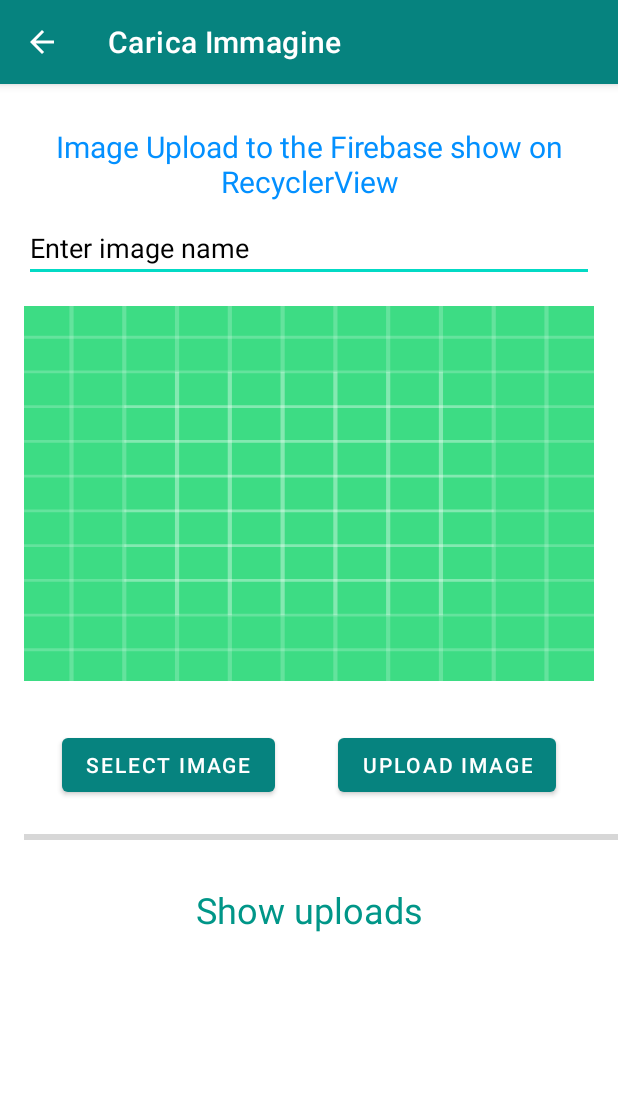
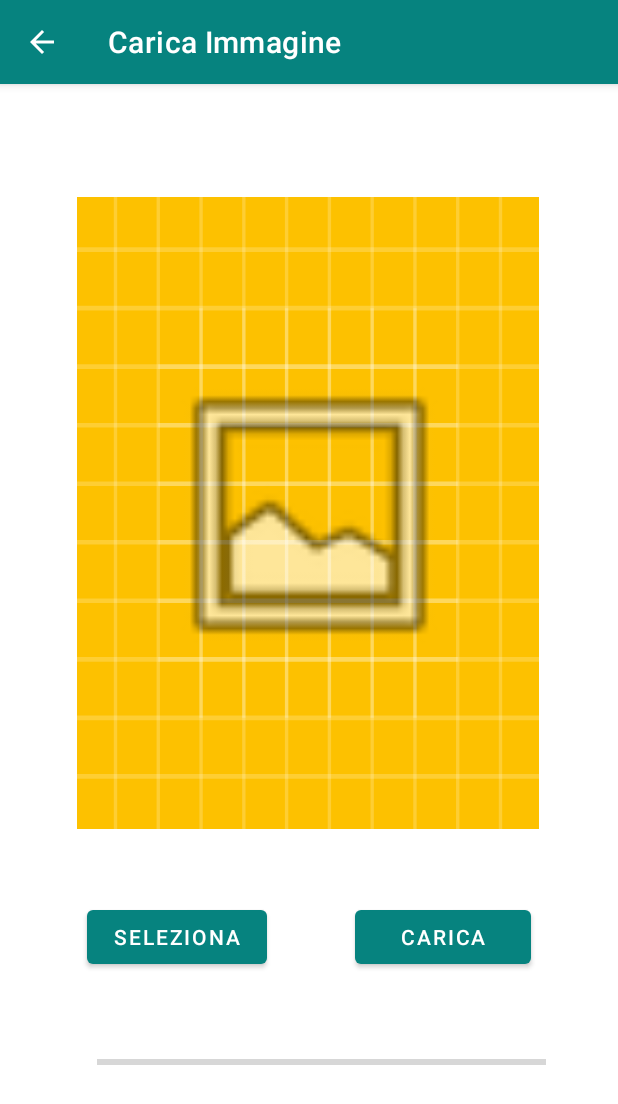
Before and after one commit to GiuseppeAllegretta/EcultureTool, an Android app: the UploadImageActivity screen opened directly, with no data from a screen before it, on a phone screen of 412 x 824 dp. Shown: the top 1104 px of the screen. Run offline under Robolectric (Android 15) with nearby library versions, the light colour scheme and no system bars; our stand-ins replace Firebase (no records; nobody signed in at launch, a user with empty details on screens opened directly); pictures from the network do not load.

Commit message:
Refactor layout UploadImageActivity

```diff
--- a/app/src/main/res/drawable-v24/ic_launcher_background.xml
+++ b/app/src/main/res/drawable-v24/ic_launcher_background.xml
@@ -5,7 +5,7 @@
     android:viewportWidth="108"
     xmlns:android="http://schemas.android.com/apk/res/android">
     <path
-        android:fillColor="#3DDC84"
+        android:fillColor="@color/gialloSecondario"
         android:pathData="M0,0h108v108h-108z" />
     <path
         android:fillColor="#00000000"
--- a/app/src/main/res/layout/activity_upload_image.xml
+++ b/app/src/main/res/layout/activity_upload_image.xml
@@ -6,40 +6,26 @@
     android:layout_height="match_parent"
     tools:context="com.example.eculturetool.activities.UploadImageActivity">
 
-    <TextView
-        android:id="@+id/textView"
-        android:layout_width="0dp"
-        android:layout_height="wrap_content"
-        android:layout_marginStart="16dp"
-        android:layout_marginTop="28dp"
-        android:layout_marginEnd="16dp"
-        android:gravity="center"
-        android:text="Image Upload to the Firebase show on RecyclerView"
-        android:textColor="#0390FF"
-        android:textSize="20sp"
-        app:layout_constraintEnd_toEndOf="parent"
-        app:layout_constraintStart_toStartOf="parent"
-        app:layout_constraintTop_toTopOf="parent" />
-
     <ImageView
         android:id="@+id/imageView"
-        android:layout_width="0dp"
-        android:layout_height="250dp"
+        android:layout_width="308dp"
+        android:layout_height="421dp"
         android:layout_marginStart="16dp"
-        android:layout_marginTop="16dp"
+        android:layout_marginTop="75dp"
         android:layout_marginEnd="16dp"
         android:scaleType="fitXY"
         app:layout_constraintEnd_toEndOf="parent"
+        app:layout_constraintHorizontal_bias="0.492"
         app:layout_constraintStart_toStartOf="parent"
-        app:layout_constraintTop_toBottomOf="@+id/imageName"
+        app:layout_constraintTop_toTopOf="parent"
         app:srcCompat="@drawable/ic_launcher_background" />
 
     <Button
         android:id="@+id/selectButton"
-        android:layout_width="wrap_content"
+        android:layout_width="120dp"
         android:layout_height="wrap_content"
-        android:layout_marginTop="32dp"
-        android:text="Select Image"
+        android:layout_marginTop="48dp"
+        android:text="Seleziona"
         app:layout_constraintEnd_toStartOf="@+id/uploadButton"
         app:layout_constraintHorizontal_bias="0.5"
         app:layout_constraintStart_toStartOf="parent"
@@ -47,50 +33,47 @@
 
     <Button
         android:id="@+id/uploadButton"
-        android:layout_width="wrap_content"
+        android:layout_width="117dp"
         android:layout_height="wrap_content"
-        android:layout_marginTop="32dp"
-        android:text="Upload Image"
+        android:layout_marginTop="48dp"
+        android:text="Carica"
         app:layout_constraintEnd_toEndOf="parent"
         app:layout_constraintHorizontal_bias="0.5"
         app:layout_constraintStart_toEndOf="@+id/selectButton"
         app:layout_constraintTop_toBottomOf="@+id/imageView" />
 
-    <EditText
-        android:id="@+id/imageName"
-        android:layout_width="0dp"
-        android:layout_height="wrap_content"
-        android:layout_marginStart="16dp"
-        android:layout_marginTop="8dp"
-        android:layout_marginEnd="16dp"
-        android:ems="10"
-        android:hint="Enter image name"
-        android:inputType="textPersonName"
-        android:textColorHint="#000000"
-        app:layout_constraintEnd_toEndOf="parent"
-        app:layout_constraintStart_toStartOf="parent"
-        app:layout_constraintTop_toBottomOf="@+id/textView" />
-
     <ProgressBar
         android:id="@+id/progressBar"
         style="@style/Widget.AppCompat.ProgressBar.Horizontal"
-        android:layout_width="0dp"
-        android:layout_height="wrap_content"
+        android:layout_width="299dp"
+        android:layout_height="23dp"
         android:layout_marginStart="16dp"
-        android:layout_marginTop="16dp"
+        android:layout_marginTop="48dp"
         app:layout_constraintEnd_toEndOf="parent"
+        app:layout_constraintHorizontal_bias="0.5"
         app:layout_constraintStart_toStartOf="parent"
         app:layout_constraintTop_toBottomOf="@+id/selectButton" />
 
-    <TextView
-        android:id="@+id/showImageTextView"
-        android:layout_width="wrap_content"
-        android:layout_height="wrap_content"
-        android:layout_marginTop="24dp"
-        android:text="Show uploads"
-        android:textColor="#009688"
-        android:textSize="24sp"
+    <ImageView
+        android:id="@+id/imagePlaceHolder"
+        android:layout_width="307dp"
+        android:layout_height="424dp"
+        android:layout_marginStart="52dp"
+        android:layout_marginEnd="52dp"
+        android:padding="50dp"
+        android:paddingStart="50dp"
+        android:paddingLeft="50dp"
+        android:paddingTop="50dp"
+        android:paddingEnd="50dp"
+        android:paddingRight="50dp"
+        android:paddingBottom="50dp"
+        app:layout_constraintBottom_toTopOf="@+id/selectButton"
         app:layout_constraintEnd_toEndOf="parent"
+        app:layout_constraintHorizontal_bias="0.5"
+        app:layout_constraintStart_toEndOf="@+id/imageView"
         app:layout_constraintStart_toStartOf="parent"
-        app:layout_constraintTop_toBottomOf="@+id/progressBar" />
+        app:layout_constraintTop_toTopOf="parent"
+        app:layout_constraintVertical_bias="0.625"
+        app:srcCompat="@android:drawable/ic_menu_gallery" />
+
 </androidx.constraintlayout.widget.ConstraintLayout>
```
Also changed, not shown: app/src/main/java/com/example/eculturetool/ImageAdapter.java (deleted, +0 -60 lines), app/src/main/java/com/example/eculturetool/ShowImage.java (deleted, +0 -67 lines), app/src/main/java/com/example/eculturetool/Upload.java (+1 -15 lines), app/src/main/java/com/example/eculturetool/activities/UploadImageActivity.java (+3 -30 lines), app/src/main/res/drawable-anydpi/ic_exit.xml (+6 -6 lines), app/src/main/res/layout/activity_show_image.xml (deleted, +0 -19 lines), app/src/main/res/drawable-hdpi/ic_exit.png (deleted), app/src/main/res/drawable-mdpi/ic_exit.png (deleted), app/src/main/res/drawable-xhdpi/ic_exit.png (deleted), app/src/main/res/drawable-xxhdpi/ic_exit.png (deleted).
